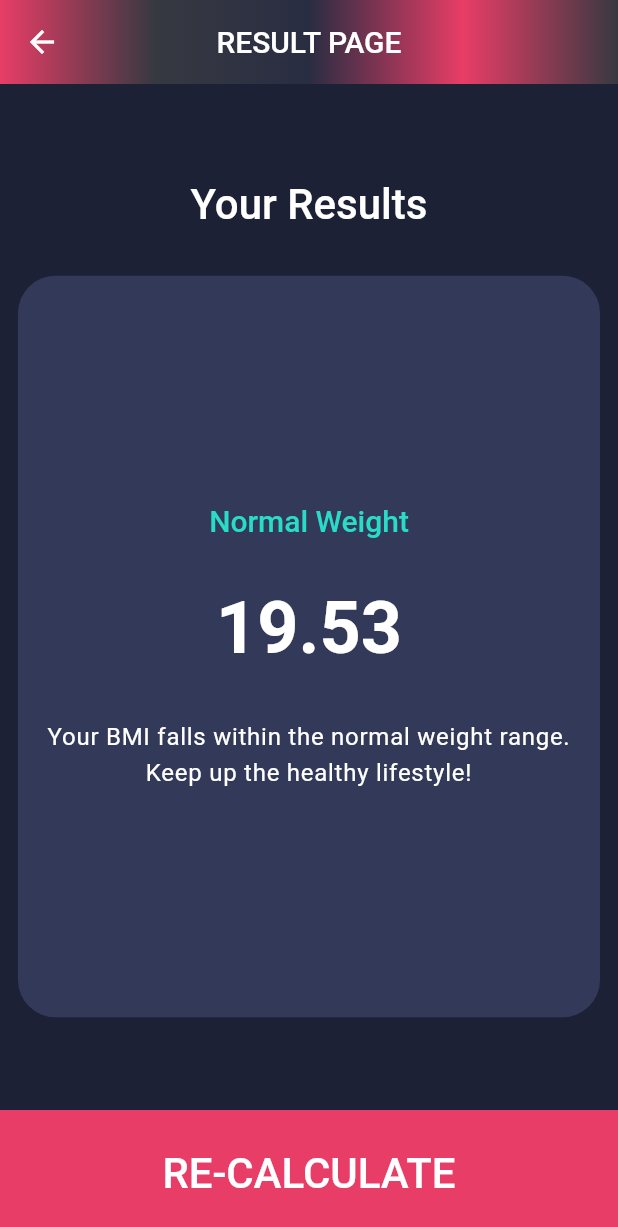
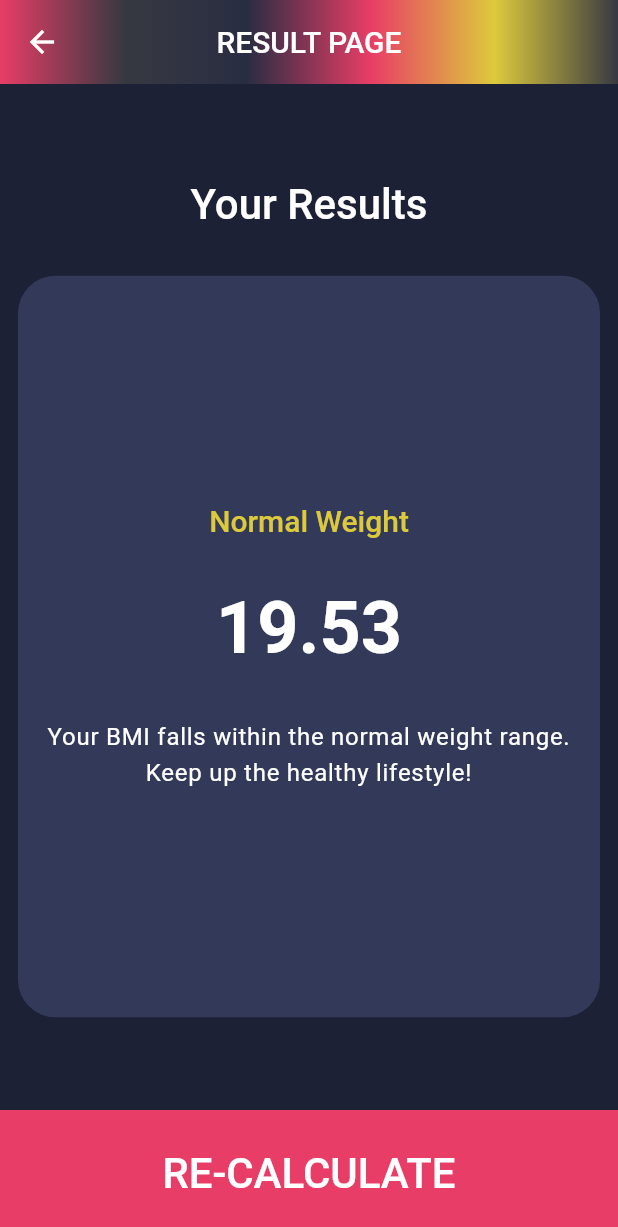
Before and after one commit to azackmatoff/bmi_app, a Flutter app: the screen it shows after launch, after a tap on the "add" icon, after a tap on the "remove" icon, after a tap on "CALCULATE", on a phone screen of 412 x 824 dp. Shown: the top 1227 px of the screen. Run offline on Flutter 3.47's test engine with Material 3 defaults, Android fonts, the phone set to English and light mode, and no system bars.

Commit message:
added changes

```diff
--- a/lib/constants/app_colors.dart
+++ b/lib/constants/app_colors.dart
@@ -6,7 +6,7 @@ class AppColors {
   static const Color white = Color(0xffffffff);
   static const Color black = Color(0xff000000);
   static const Color pinkDark = Color(0xffE83D66);
-  static const Color green = Color.fromARGB(255, 40, 220, 199);
+  static const Color yellow = Color.fromARGB(255, 221, 202, 60);
   static const Color greyBlueDarker = Color.fromARGB(255, 51, 58, 89);
   static const Color greyBlueDark = Color.fromARGB(255, 41, 45, 66);
   static const Color greyBlueLight = Color.fromARGB(255, 69, 74, 100);
--- a/lib/result_screen.dart
+++ b/lib/result_screen.dart
@@ -57,7 +57,7 @@ class _ResultScreenState extends State<ResultScreen> {
                   Text(
                     assessBMICategory(bmiRezultati),
                     style: Theme.of(context).textTheme.titleLarge!.copyWith(
-                          color: AppColors.green,
+                          color: AppColors.yellow,
                         ),
                   ),
                   const SizedBox(height: 30),
--- a/lib/widgets/custom_app_bar.dart
+++ b/lib/widgets/custom_app_bar.dart
@@ -28,6 +28,7 @@ class CustomAppBar extends StatelessWidget implements PreferredSizeWidget {
               AppColors.secondary,
               AppColors.greyBlueDark,
               AppColors.pinkDark,
+              AppColors.yellow,
               AppColors.secondary,
             ],
             begin: Alignment.topLeft,
```
